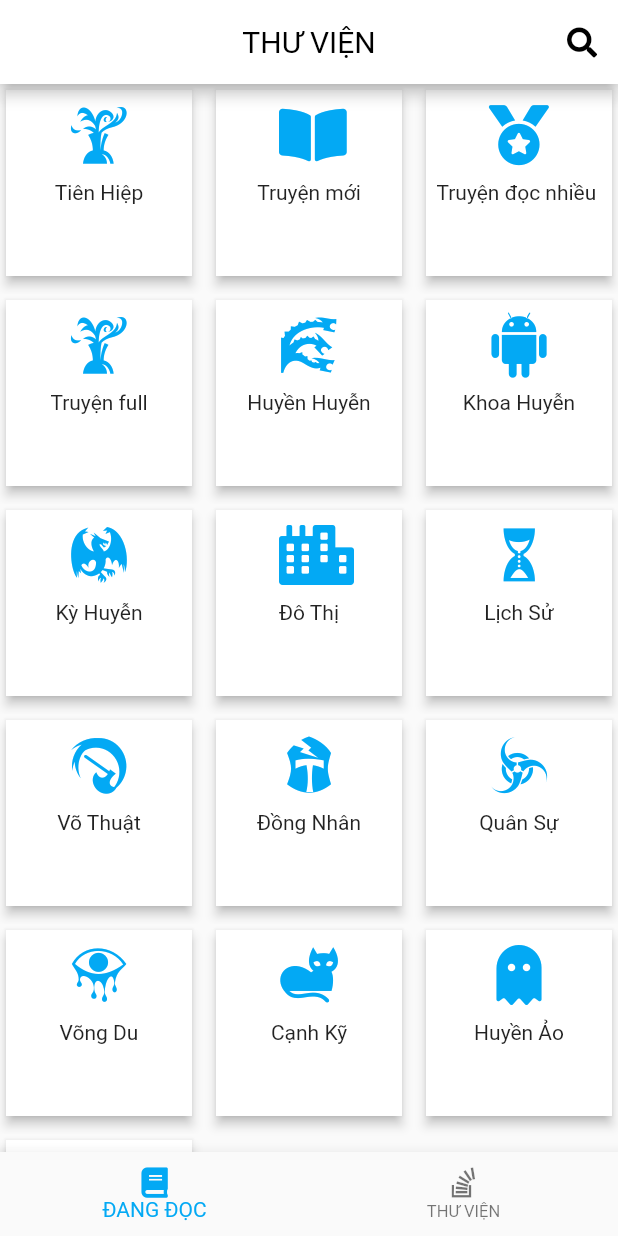
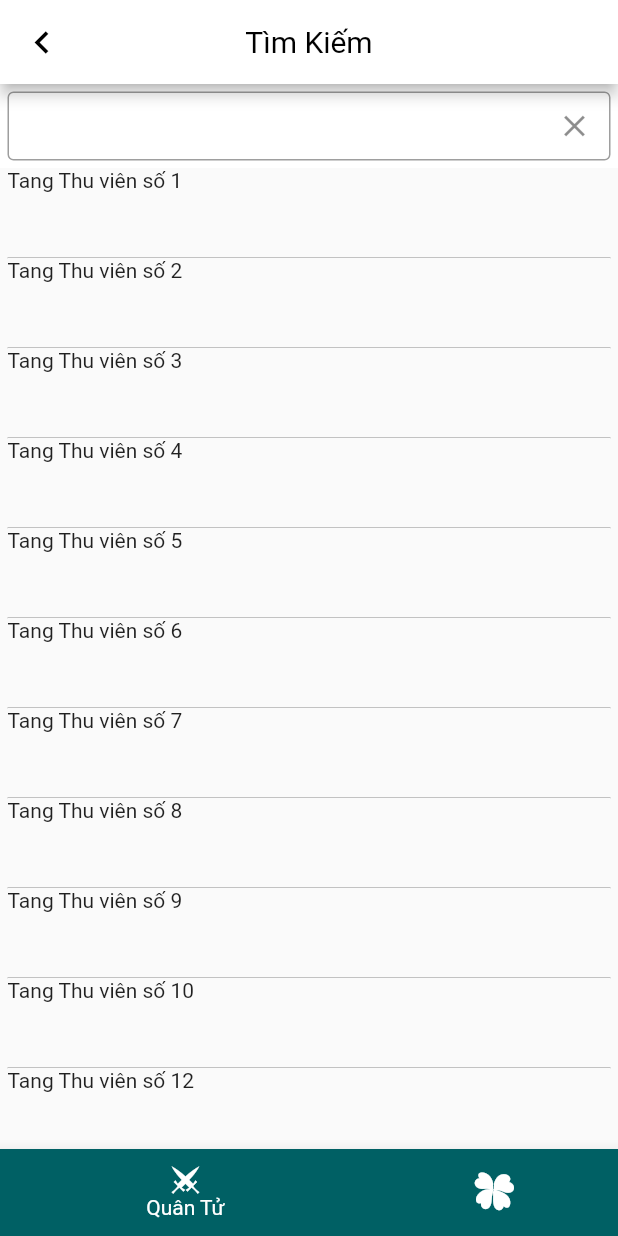
Before and after one commit to nguyendat328/Hello_Flutter, a Flutter app: the screen it shows after launch, on a phone screen of 412 x 824 dp. Run offline on Flutter 3.47's test engine with Material 2 defaults, Android fonts, the phone set to English and light mode, and no system bars.

Commit message:
Thêm màn hình

```diff
--- a/lib/component/library_item_component.dart
+++ b/lib/component/library_item_component.dart
@@ -13,25 +13,26 @@ class LibraryItems extends StatelessWidget {
 
   @override
   Widget build(BuildContext context) {
-    return InkWell(
-      autofocus: true,
-      onTap: () {
-        print(item.title);
-      },
-      child: Card(
-        shape: RoundedRectangleBorder(
-          borderRadius: BorderRadius.all(
-            Radius.circular(0.0),
-          ),
+    return Card(
+      shape: RoundedRectangleBorder(
+        borderRadius: BorderRadius.all(
+          Radius.circular(0.0),
         ),
-        elevation: 3,
+      ),
+      elevation: 3,
+      child: InkWell(
+        autofocus: true,
+        onTap: () {
+          print(item.title);
+        },
+
         child: Column(
           children: <Widget>[
-            SizedBox(height: 10.0),
+            SizedBox(height: 20.0),
             Icon(
               item.icon,
               color: item.color,
-              size : 40
+              size : 50
             ),
             SizedBox(height: 10.0),
             Flexible(
--- /dev/null
+++ b/lib/component/search_list_item_component.dart
@@ -0,0 +1,26 @@
+import 'package:flutter/cupertino.dart';
+import 'package:flutter/material.dart';
+import 'package:uuid/uuid.dart';
+
+import '../model/book_list.dart';
+
+class SearchListItem extends StatelessWidget {
+  final String item;
+
+  SearchListItem({Key? key, required this.item}) : super(key: key);
+
+    @override
+  Widget build(BuildContext context) {
+    return InkWell(
+      autofocus: true,
+      onTap: () {
+        print(item);
+      },
+      child: Container(
+        //color: Colors.white,
+        height: 60,
+        child: Text(item),
+      ),
+    );
+  }
+}
--- a/lib/icons/app_icon_icons.dart
+++ b/lib/icons/app_icon_icons.dart
@@ -41,23 +41,34 @@ class AppIcon {
   static const IconData android = IconData(0xe801, fontFamily: _kFontFam, fontPackage: _kFontPkg);
   static const IconData location_city = IconData(0xe802, fontFamily: _kFontFam, fontPackage: _kFontPkg);
   static const IconData axe_swing = IconData(0xe916, fontFamily: _kFontFam, fontPackage: _kFontPkg);
+  static const IconData bat_sword = IconData(0xe91b, fontFamily: _kFontFam, fontPackage: _kFontPkg);
+  static const IconData battered_axe = IconData(0xe91c, fontFamily: _kFontFam, fontPackage: _kFontPkg);
   static const IconData bleeding_eye = IconData(0xe933, fontFamily: _kFontFam, fontPackage: _kFontPkg);
   static const IconData bottle_vapors = IconData(0xe93d, fontFamily: _kFontFam, fontPackage: _kFontPkg);
   static const IconData bowie_knife = IconData(0xe940, fontFamily: _kFontFam, fontPackage: _kFontPkg);
   static const IconData broadsword = IconData(0xe946, fontFamily: _kFontFam, fontPackage: _kFontPkg);
   static const IconData cat = IconData(0xe95f, fontFamily: _kFontFam, fontPackage: _kFontPkg);
+  static const IconData clockwork = IconData(0xe969, fontFamily: _kFontFam, fontPackage: _kFontPkg);
+  static const IconData clover = IconData(0xe96a, fontFamily: _kFontFam, fontPackage: _kFontPkg);
   static const IconData cracked_helm = IconData(0xe975, fontFamily: _kFontFam, fontPackage: _kFontPkg);
   static const IconData crossed_axes = IconData(0xe979, fontFamily: _kFontFam, fontPackage: _kFontPkg);
   static const IconData crossed_pistols = IconData(0xe97b, fontFamily: _kFontFam, fontPackage: _kFontPkg);
   static const IconData crossed_swords = IconData(0xe97d, fontFamily: _kFontFam, fontPackage: _kFontPkg);
+  static const IconData defibrillate = IconData(0xe98e, fontFamily: _kFontFam, fontPackage: _kFontPkg);
+  static const IconData dragonfly = IconData(0xe9a3, fontFamily: _kFontFam, fontPackage: _kFontPkg);
+  static const IconData eye_shield = IconData(0xe9b4, fontFamily: _kFontFam, fontPackage: _kFontPkg);
   static const IconData groundbreaker = IconData(0xe9e9, fontFamily: _kFontFam, fontPackage: _kFontPkg);
   static const IconData hourglass = IconData(0xea09, fontFamily: _kFontFam, fontPackage: _kFontPkg);
   static const IconData hydra = IconData(0xea0b, fontFamily: _kFontFam, fontPackage: _kFontPkg);
+  static const IconData incense = IconData(0xea0e, fontFamily: _kFontFam, fontPackage: _kFontPkg);
   static const IconData metal_gate = IconData(0xea3e, fontFamily: _kFontFam, fontPackage: _kFontPkg);
+  static const IconData mirror = IconData(0xea42, fontFamily: _kFontFam, fontPackage: _kFontPkg);
   static const IconData regeneration = IconData(0xea7d, fontFamily: _kFontFam, fontPackage: _kFontPkg);
+  static const IconData scroll_unfurled = IconData(0xea8f, fontFamily: _kFontFam, fontPackage: _kFontPkg);
   static const IconData sheriff = IconData(0xea95, fontFamily: _kFontFam, fontPackage: _kFontPkg);
   static const IconData supersonic_arrow = IconData(0xeac0, fontFamily: _kFontFam, fontPackage: _kFontPkg);
   static const IconData wyvern = IconData(0xeaeb, fontFamily: _kFontFam, fontPackage: _kFontPkg);
+  static const IconData zebra_shield = IconData(0xeaed, fontFamily: _kFontFam, fontPackage: _kFontPkg);
   static const IconData search = IconData(0xf002, fontFamily: _kFontFam, fontPackage: _kFontPkg);
   static const IconData book = IconData(0xf02d, fontFamily: _kFontFam, fontPackage: _kFontPkg);
   static const IconData heartbeat = IconData(0xf21e, fontFamily: _kFontFam, fontPackage: _kFontPkg);
--- a/lib/main.dart
+++ b/lib/main.dart
@@ -1,4 +1,6 @@
 import 'package:flutter/material.dart';
+import 'package:untitled/view/bookFilter/book_main.dart';
+import 'package:untitled/view/search/search_main.dart';
 import '../view/main_screen.dart';
 
 void main() {
@@ -14,7 +16,7 @@ class MyApp extends StatelessWidget {
       title: 'Flutter Demo',
       theme: ThemeData(
          // primarySwatch: Colors.blue,
-          primaryColor: Colors.lightBlue,
+          primaryColor: Colors.cyan[900],
           dividerTheme: const DividerThemeData(
             space: 0,
             color: Colors.black45,
@@ -27,11 +29,11 @@ class MyApp extends StatelessWidget {
               foregroundColor: Colors.black),
           bottomNavigationBarTheme : const BottomNavigationBarThemeData(
             selectedIconTheme: IconThemeData(size : 20),
-            unselectedIconTheme: IconThemeData(size : 20),
+            unselectedIconTheme: IconThemeData(size : 28),
             selectedLabelStyle: TextStyle(fontSize:14, ),
             unselectedLabelStyle: TextStyle(fontSize:11),
 
-            showUnselectedLabels : true,
+            showUnselectedLabels : false,
           ),
           textTheme: TextTheme(
 
@@ -42,7 +44,7 @@ class MyApp extends StatelessWidget {
         )
 
       ),
-      home: MainScreen(),
+      home: SearchMain(),
     );
   }
 }
--- a/lib/utils/Constants.dart
+++ b/lib/utils/Constants.dart
@@ -3,9 +3,14 @@ class Constants {
   static String BTN_LIBRARY = 'THƯ VIỆN';
   static String BTN_SAVE = 'Đã lưu';
 
+  static String BTN_NAM= 'Quân Tử';
+  static String BTN_NU = 'Thục Nữ';
+
+  static String BTN_SEARCH= 'Tìm Kiếm';
+
 
   static String NEW_BOOK = 'Truyện mới';
-  static String VIEW_BOOK = 'Truyện đọc nhiều ';
+  static String VIEW_BOOK = 'Xem nhiều';
   static String FULL_BOOK = 'Truyện full';
   static String TIEN_HIEP = 'Tiên Hiệp';
   static String HUYEN_HUYEN = 'Huyền Huyễn';
--- a/lib/view/library/library.dart
+++ b/lib/view/library/library.dart
@@ -57,9 +57,10 @@ class _ListViewBody extends State<ListViewBody> {
       scrollDirection: Axis.vertical,
 
       gridDelegate: const SliverGridDelegateWithFixedCrossAxisCount(
+
         crossAxisCount: 3,
-          mainAxisSpacing: 8.0,
-        crossAxisSpacing: 8.0
+          mainAxisSpacing: 5.0,
+        crossAxisSpacing: 5.0
       ),
       itemCount: listItem.length,
     itemBuilder: (context, index) {
@@ -76,23 +77,22 @@ class _ListViewBody extends State<ListViewBody> {
 class getData {
   static List<LibraryItem> dataRes() {
     List<LibraryItem> data = [];
-    LibraryItem item1 = LibraryItem(Constants.TIEN_HIEP,Constants.ID_TIEN_HIEP,AppIcon.bottle_vapors,Colors.lightBlue);
-    LibraryItem item2 = LibraryItem(Constants.NEW_BOOK,Constants.ID_NEW_BOOK,AppIcon.book_open,Colors.lightBlue);
-    LibraryItem item3 = LibraryItem(Constants.VIEW_BOOK,Constants.ID_VIEW_BOOK,AppIcon.medal,Colors.lightBlue);
-    LibraryItem item4 = LibraryItem(Constants.FULL_BOOK,Constants.ID_FULL_BOOK,AppIcon.bottle_vapors,Colors.lightBlue);//
-    LibraryItem item5 = LibraryItem(Constants.HUYEN_HUYEN,Constants.ID_HUYEN_HUYEN,AppIcon.hydra,Colors.lightBlue);
-    LibraryItem item6 = LibraryItem(Constants.KHOA_HUYEN,Constants.ID_KHOA_HUYEN,AppIcon.android,Colors.lightBlue);
-    LibraryItem item7 = LibraryItem(Constants.KY_HUYEN,Constants.ID_KY_HUYEN,AppIcon.wyvern,Colors.lightBlue);
-    LibraryItem item8 = LibraryItem(Constants.DO_THI,Constants.ID_DO_THI,AppIcon.city,Colors.lightBlue);
-    LibraryItem item9 = LibraryItem(Constants.LICH_SU,Constants.ID_LICH_SU,AppIcon.hourglass,Colors.lightBlue);
-    LibraryItem item10 = LibraryItem(Constants.VO_THUAT,Constants.ID_VO_THUAT,AppIcon.axe_swing,Colors.lightBlue);
-    LibraryItem item11 = LibraryItem(Constants.DONG_NHAN,Constants.ID_DONG_NHAN,AppIcon.cracked_helm,Colors.lightBlue);
-    LibraryItem item12 = LibraryItem(Constants.QUAN_SU,Constants.ID_QUAN_SU,AppIcon.regeneration,Colors.lightBlue);
-    LibraryItem item13 = LibraryItem(Constants.VONG_DU,Constants.ID_VONG_DU,AppIcon.bleeding_eye,Colors.lightBlue);
-    LibraryItem item14 = LibraryItem(Constants.CANH_KY,Constants.ID_CANH_KY,AppIcon.cat,Colors.lightBlue);
-    LibraryItem item15 = LibraryItem(Constants.HUYEN_AO,Constants.ID_HUYEN_AO,AppIcon.ghost,Colors.lightBlue);
-    LibraryItem item16 = LibraryItem(Constants.NGON_TINH,Constants.ID_NGON_TINH,AppIcon.heartbeat,Colors.lightBlue);
-    data.addAll([item1,item2,item3,item4,item5,item6,item7,item8,item9,item10,item11,item12,item13,item14,item15,item16,]);
+    LibraryItem item1 = LibraryItem(Constants.NEW_BOOK,Constants.ID_NEW_BOOK,AppIcon.book_open,Colors.green);
+    LibraryItem item2 = LibraryItem(Constants.VIEW_BOOK,Constants.ID_VIEW_BOOK,AppIcon.medal,Colors.deepOrange);
+    LibraryItem item3 = LibraryItem(Constants.FULL_BOOK,Constants.ID_FULL_BOOK,AppIcon.scroll_unfurled,Colors.teal);
+    LibraryItem item4 = LibraryItem(Constants.TIEN_HIEP,Constants.ID_TIEN_HIEP,AppIcon.sheriff,Colors.indigoAccent);
+    LibraryItem item5 = LibraryItem(Constants.HUYEN_HUYEN,Constants.ID_HUYEN_HUYEN,AppIcon.bat_sword,Colors.deepPurple);
+    LibraryItem item6 = LibraryItem(Constants.KHOA_HUYEN,Constants.ID_KHOA_HUYEN,AppIcon.crossed_pistols,Colors.blue);
+    LibraryItem item7 = LibraryItem(Constants.KY_HUYEN,Constants.ID_KY_HUYEN,AppIcon.wyvern,Colors.indigo);
+    LibraryItem item8 = LibraryItem(Constants.DO_THI,Constants.ID_DO_THI,AppIcon.city,Colors.pink);
+    LibraryItem item9 = LibraryItem(Constants.LICH_SU,Constants.ID_LICH_SU,AppIcon.clockwork,Colors.brown);
+    LibraryItem item10 = LibraryItem(Constants.VO_THUAT,Constants.ID_VO_THUAT,AppIcon.axe_swing,Colors.blueAccent);
+    LibraryItem item11 = LibraryItem(Constants.DONG_NHAN,Constants.ID_DONG_NHAN,AppIcon.cracked_helm,Colors.lightGreen);
+    LibraryItem item12 = LibraryItem(Constants.QUAN_SU,Constants.ID_QUAN_SU,AppIcon.regeneration,Colors.teal);
+    LibraryItem item13 = LibraryItem(Constants.VONG_DU,Constants.ID_VONG_DU,AppIcon.bleeding_eye,Colors.pinkAccent);
+    LibraryItem item14 = LibraryItem(Constants.NGON_TINH,Constants.ID_NGON_TINH,AppIcon.heartbeat,Colors.pink);
+    LibraryItem item15 = LibraryItem(Constants.HUYEN_AO,Constants.ID_HUYEN_AO,AppIcon.cat,Colors.black);
+    data.addAll([item1,item2,item3,item4,item5,item6,item7,item8,item9,item10,item12,item11,item13,item15,item14,]);
     return data;
   }
 }
--- a/lib/view/main_screen.dart
+++ b/lib/view/main_screen.dart
@@ -1,9 +1,11 @@
 import 'package:flutter/cupertino.dart';
 import 'package:flutter/material.dart';
 import 'package:untitled/view/home/home.dart';
+import 'package:untitled/view/search/search_main.dart';
 
 import '../icons/app_icon_icons.dart';
 import '../utils/Constants.dart';
+import 'bookFilter/bookFilter.dart';
 import 'library/library.dart';
 
 class MainScreen extends StatefulWidget {
@@ -44,7 +46,7 @@ class _MainScreen extends State<MainScreen> {
     return Scaffold(
       body: PageView(
         physics: NeverScrollableScrollPhysics(),
-        children: <Widget>[Library()],
+        children: <Widget>[Home()],
       ),
       bottomNavigationBar: BottomNavigationBar(
         items: [
@@ -61,6 +63,7 @@ class _MainScreen extends State<MainScreen> {
         selectedItemColor: Theme.of(context).primaryColor,
         onTap: _onItemTapped,
       ),
+
     );
   }
 }
--- /dev/null
+++ b/lib/view/search/search.dart
@@ -0,0 +1,142 @@
+import 'package:flutter/cupertino.dart';
+import 'package:flutter/material.dart';
+
+import '../../component/book_list_item_component.dart';
+import '../../component/search_list_item_component.dart';
+import '../../icons/app_icon_icons.dart';
+import '../../model/book_list.dart';
+import '../../utils/Constants.dart';
+
+class Search extends StatefulWidget {
+  @override
+  _Search createState() => _Search();
+}
+
+class _Search extends State<Search> {
+  @override
+  Widget build(BuildContext context) {
+    return Scaffold(
+        appBar: AppBar(
+          title: Text(Constants.BTN_SEARCH),
+          leading: (IconButton(
+            icon: const Icon(Icons.keyboard_arrow_left, size: 30),
+            onPressed: () {
+              print('jsndksd');
+            },
+          )),
+        ),
+        body: Body());
+  }
+}
+
+class Body extends StatelessWidget {
+  @override
+  Widget build(BuildContext context) {
+    return Container(margin: const EdgeInsets.all(0), child: ListViewBody());
+  }
+}
+
+class ListViewBody extends StatefulWidget {
+  const ListViewBody({
+    Key? key,
+  }) : super(key: key);
+
+  @override
+  _ListViewBody createState() => _ListViewBody();
+}
+
+class _ListViewBody extends State<ListViewBody> {
+  List<String> listItem = getData.dataRes();
+
+  @override
+  Widget build(BuildContext context) {
+    return CustomScrollView(
+      slivers: <Widget>[
+        SliverAppBar(pinned: true, expandedHeight: 20, backgroundColor: Colors.white, actions: <Widget>[
+          Expanded(
+            flex: 10,
+            child:Padding(
+              padding: EdgeInsets.all(5),
+            child:TextFormField(
+              decoration: InputDecoration(
+                border: OutlineInputBorder(borderSide: BorderSide(color: Colors.grey)),
+                focusedBorder: OutlineInputBorder(borderSide: BorderSide(color: Theme.of(context).primaryColor)),
+                suffixIcon: IconButton(
+                  onPressed: (){
+
+                  },
+                  icon: Icon(Icons.clear),
+                ),
+              ),
+              onChanged: (String value) {
+                print(value);
+              },
+            ),
+          ),),
+
+        ]),
+        SliverList(
+            delegate: SliverChildListDelegate(<Widget>[
+          Container(
+            child: ListView.separated(
+              primary: false,
+              padding: EdgeInsets.symmetric(horizontal: 5.0),
+              scrollDirection: Axis.vertical,
+              physics: NeverScrollableScrollPhysics(),
+              shrinkWrap: true,
+              itemCount: listItem.length,
+              itemBuilder: (context, index) {
+                return Material(
+                  child: SearchListItem(item: listItem[index]),
+                );
+              },
+              separatorBuilder: (BuildContext context, int index) {
+                return Divider();
+              },
+            ),
+          ),
+        ])),
+      ],
+    );
+  }
+}
+
+class getData {
+  static List<String> dataRes() {
+    List<String> data = [];
+    String item1 = "Tang Thu viên số 1";
+    String item2 = "Tang Thu viên số 2";
+    String item3 = "Tang Thu viên số 3";
+    String item4 = "Tang Thu viên số 4";
+    String item5 = "Tang Thu viên số 5";
+    String item6 = "Tang Thu viên số 6";
+    String item7 = "Tang Thu viên số 7";
+    String item8 = "Tang Thu viên số 8";
+    String item9 = "Tang Thu viên số 9";
+    String item10 = "Tang Thu viên số 10";
+    String item11 = "Tang Thu viên số 11";
+    String item12 = "Tang Thu viên số 12";
+    String item13 = "Tang Thu viên số 13";
+    String item14 = "Tang Thu viên số 14";
+    String item15 = "Tang Thu viên số 15";
+
+    data.addAll([
+      item1,
+      item2,
+      item3,
+      item4,
+      item5,
+      item6,
+      item7,
+      item8,
+      item9,
+      item10,
+      item12,
+      item11,
+      item13,
+      item15,
+      item14,
+    ]);
+    return data;
+  }
+}
--- /dev/null
+++ b/lib/view/search/search_main.dart
@@ -0,0 +1,54 @@
+import 'package:flutter/cupertino.dart';
+import 'package:flutter/material.dart';
+import 'package:untitled/view/home/home.dart';
+
+import '../../icons/app_icon_icons.dart';
+import '../../utils/Constants.dart';
+import 'search.dart';
+
+class SearchMain extends StatefulWidget {
+  @override
+  _SearchMain createState() => _SearchMain();
+}
+
+class _SearchMain extends State<SearchMain> {
+  int _selectedIndex = 0;
+
+  void _onItemTapped(int index) {
+    setState(() {
+      _selectedIndex = index;
+    });
+  }
+
+  @override
+  Widget build(BuildContext context) {
+    return Scaffold(
+      body: PageView(
+        physics: NeverScrollableScrollPhysics(),
+        children: <Widget>[Search()],
+      ),
+      bottomNavigationBar: BottomNavigationBar(
+      type: BottomNavigationBarType.shifting,
+      items:  <BottomNavigationBarItem>[
+        BottomNavigationBarItem(
+          icon: Icon(AppIcon.crossed_swords),
+
+          label: Constants.BTN_NAM,
+          backgroundColor: Colors.cyan[900],
+        ),
+        BottomNavigationBarItem(
+          icon: Icon(AppIcon.clover),
+          label: Constants.BTN_NU,
+          backgroundColor: Colors.pink,
+
+
+        ),
+      ],
+        currentIndex: _selectedIndex,
+        selectedItemColor: Colors.white,
+        onTap: _onItemTapped,
+      ),
+    );
+  }
+
+}
```
Also changed, not shown: lib/view/bookFilter/bookFilter.dart (added, +130 -0 lines), lib/view/bookFilter/book_main.dart (added, +55 -0 lines), assets/fonts/AppIcon.ttf, 1 other file.
